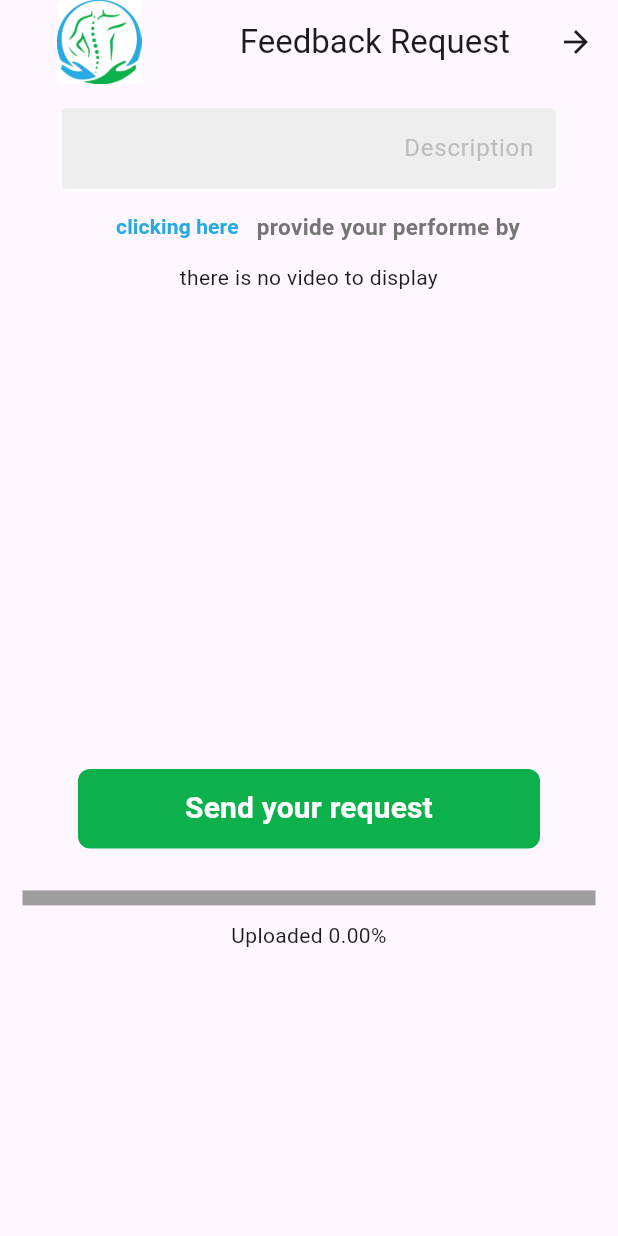
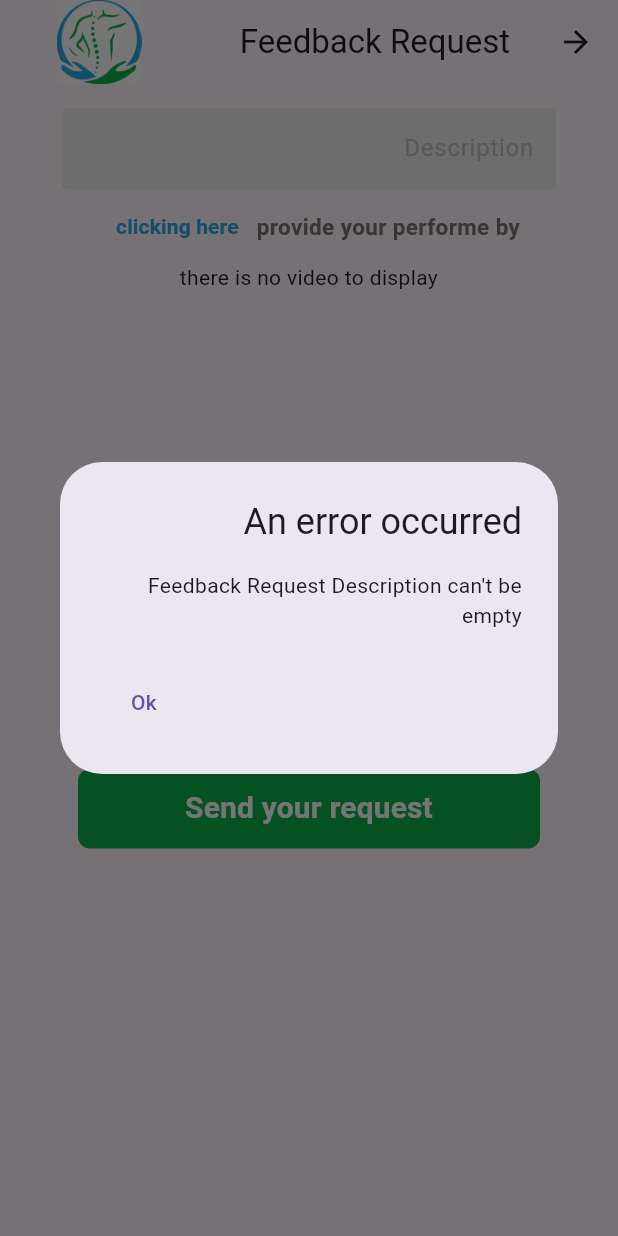
Before and after one commit to moslem-asaad/Injury-Recovery, a Flutter app: the FeedbackRequest screen opened directly with empty values, after a tap on "Send your request", on a phone screen of 412 x 824 dp. Run offline on Flutter 3.47's test engine with Material 3 defaults, Android fonts, the phone set to English and light mode, and no system bars; our stand-ins replace cloud_firestore, file_picker, firebase_auth, firebase_core, firebase_storage, image_picker and 1 more; missing offline and left inert: firebase_core_platform_interface, smooth_video_progress; accounts and stored records are empty.

```diff
--- a/lib/features/domain/controllers/excercise_videos_controller.dart
+++ b/lib/features/domain/controllers/excercise_videos_controller.dart
@@ -1,5 +1,6 @@
 import 'dart:async';
 import '../../data/services/firebase_service_impl.dart';
+import '../entities/exercise_video.dart';
 import 'users_profiles_controller.dart';
 
 class ExerciseVideosController{
@@ -30,6 +31,11 @@ class ExerciseVideosController{
       return await firebaseService.uploadVideo(videoURL, path,onProgress);
   }
 
+  Future<List<ExerciseVideo>> getAllExerciseVideos() async{
+  //validatSystemManagerIsLoggedIn();
+    return await firebaseService.getAllExerciseVideos();
+  }
+
 
 
 }
--- a/lib/features/presentation/views/customer/treatment/feedback_request.dart
+++ b/lib/features/presentation/views/customer/treatment/feedback_request.dart
@@ -31,10 +31,12 @@ class _FeedbackRequestState extends State<FeedbackRequest> {
   VideoPlayerController? _controller;
   String? _downloadURL;
   double _uploadProgress = 0;
+  late bool _uploadProgressVisibile;
 
   @override
   void initState() {
     _description = TextEditingController();
+    _uploadProgressVisibile = false;
     super.initState();
   }
 
@@ -95,14 +97,20 @@ class _FeedbackRequestState extends State<FeedbackRequest> {
                 title: 'Send your request',
               ),
               SizedBox(height: 20),
-              LinearProgressIndicator(
-                value: _uploadProgress / 100,
-                minHeight: 10,
-                backgroundColor: Colors.grey,
-                valueColor: AlwaysStoppedAnimation<Color>(Colors.blue),
+              Visibility(
+                visible: _uploadProgressVisibile,
+                child: LinearProgressIndicator(
+                  value: _uploadProgress / 100,
+                  minHeight: 10,
+                  backgroundColor: Colors.grey,
+                  valueColor: AlwaysStoppedAnimation<Color>(Colors.blue),
+                ),
               ),
               SizedBox(height: 10),
-              Text('${_uploadProgress.toStringAsFixed(2)}% Uploaded'),
+              Visibility(
+                visible: _uploadProgressVisibile,
+                child: Text('${_uploadProgress.toStringAsFixed(2)}% Uploaded'),
+              ),
             ],
           ),
         ),
@@ -196,9 +204,10 @@ class _FeedbackRequestState extends State<FeedbackRequest> {
   Future<void> sendFeedbackRequest() async {
     if (_videoURL != null) {
       setState(() {
+        _uploadProgressVisibile = !_uploadProgressVisibile;
         _uploadProgress = 0; // Reset progress before starting upload
       });
-    print('sendFeedbackRequestt videoURL $_videoURL');
+      print('sendFeedbackRequestt videoURL $_videoURL');
 
       var response1 = await Service().uploadVideo(_videoURL!, 'customersVideos',
           (progress) {
@@ -207,7 +216,7 @@ class _FeedbackRequestState extends State<FeedbackRequest> {
         });
       });
 
-      if(response1.errorOccured!){
+      if (response1.errorOccured!) {
         await showErrorDialog(context, response1.errorMessage!);
       }
       _downloadURL = response1.val!;
@@ -223,6 +232,20 @@ class _FeedbackRequestState extends State<FeedbackRequest> {
         await showErrorDialog(context, response2.errorMessage!);
       } else {
         Navigator.pop(context);
+        showMyDialog(context, 'feedback sent succefully');
+      }
+    }else{
+       var response2 = await Service().sendFeedbackRequest(
+        widget.treatmentId,
+        widget.videoId,
+        _downloadURL,
+        _description.text,
+      );
+      if (response2.errorOccured!) {
+        await showErrorDialog(context, response2.errorMessage!);
+      } else {
+        Navigator.pop(context);
+        showMyDialog(context, 'feedback sent succefully');
       }
     }
   }
```
Also changed, not shown: lib/features/data/services/firebase_service_impl.dart (+21 -1 lines), lib/features/presentation/services/service_layer.dart (+7 -0 lines), lib/features/presentation/views/customer/treatment/ro_feedback_request.dart (+74 -4 lines), lib/features/presentation/views/system_manager/create_treatment.dart (+21 -8 lines), lib/features/presentation/views/system_manager/exercise_videos.dart (added, +130 -0 lines).
